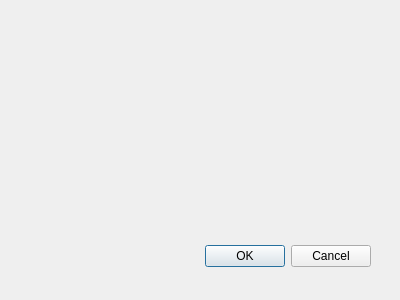
Before: the Qt Designer form writedialogform.ui in student-proger/rfid, drawn with Qt 5.
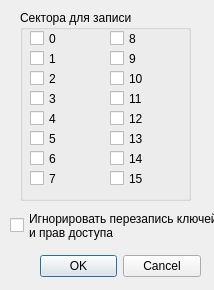
After: the same form once the commit is applied.

Commit message: Добавлен лог и форма записи на карту

Diff of the .ui file:
```diff
--- a/writedialogform.ui
+++ b/writedialogform.ui
@@ -6,8 +6,8 @@
    <rect>
     <x>0</x>
     <y>0</y>
-    <width>400</width>
-    <height>300</height>
+    <width>214</width>
+    <height>290</height>
    </rect>
   </property>
   <property name="windowTitle">
@@ -16,9 +16,9 @@
   <widget class="QDialogButtonBox" name="buttonBox">
    <property name="geometry">
     <rect>
-     <x>30</x>
-     <y>240</y>
-     <width>341</width>
+     <x>40</x>
+     <y>250</y>
+     <width>161</width>
      <height>32</height>
     </rect>
    </property>
@@ -29,6 +29,241 @@
     <set>QDialogButtonBox::Cancel|QDialogButtonBox::Ok</set>
    </property>
   </widget>
+  <widget class="QGroupBox" name="groupBox">
+   <property name="geometry">
+    <rect>
+     <x>20</x>
+     <y>10</y>
+     <width>171</width>
+     <height>191</height>
+    </rect>
+   </property>
+   <property name="title">
+    <string>Сектора для записи</string>
+   </property>
+   <widget class="QCheckBox" name="checkBox_6">
+    <property name="geometry">
+     <rect>
+      <x>10</x>
+      <y>120</y>
+      <width>70</width>
+      <height>17</height>
+     </rect>
+    </property>
+    <property name="text">
+     <string>5</string>
+    </property>
+   </widget>
+   <widget class="QCheckBox" name="checkBox_1">
+    <property name="geometry">
+     <rect>
+      <x>10</x>
+      <y>20</y>
+      <width>70</width>
+      <height>17</height>
+     </rect>
+    </property>
+    <property name="text">
+     <string>0</string>
+    </property>
+   </widget>
+   <widget class="QCheckBox" name="checkBox_2">
+    <property name="geometry">
+     <rect>
+      <x>10</x>
+      <y>40</y>
+      <width>70</width>
+      <height>17</height>
+     </rect>
+    </property>
+    <property name="text">
+     <string>1</string>
+    </property>
+   </widget>
+   <widget class="QCheckBox" name="checkBox_4">
+    <property name="geometry">
+     <rect>
+      <x>10</x>
+      <y>80</y>
+      <width>70</width>
+      <height>17</height>
+     </rect>
+    </property>
+    <property name="text">
+     <string>3</string>
+    </property>
+   </widget>
+   <widget class="QCheckBox" name="checkBox_5">
+    <property name="geometry">
+     <rect>
+      <x>10</x>
+      <y>100</y>
+      <width>70</width>
+      <height>17</height>
+     </rect>
+    </property>
+    <property name="text">
+     <string>4</string>
+    </property>
+   </widget>
+   <widget class="QCheckBox" name="checkBox_7">
+    <property name="geometry">
+     <rect>
+      <x>10</x>
+      <y>140</y>
+      <width>70</width>
+      <height>17</height>
+     </rect>
+    </property>
+    <property name="text">
+     <string>6</string>
+    </property>
+   </widget>
+   <widget class="QCheckBox" name="checkBox_3">
+    <property name="geometry">
+     <rect>
+      <x>10</x>
+      <y>60</y>
+      <width>70</width>
+      <height>17</height>
+     </rect>
+    </property>
+    <property name="text">
+     <string>2</string>
+    </property>
+   </widget>
+   <widget class="QCheckBox" name="checkBox_8">
+    <property name="geometry">
+     <rect>
+      <x>10</x>
+      <y>160</y>
+      <width>70</width>
+      <height>17</height>
+     </rect>
+    </property>
+    <property name="text">
+     <string>7</string>
+    </property>
+   </widget>
+   <widget class="QCheckBox" name="checkBox_9">
+    <property name="geometry">
+     <rect>
+      <x>90</x>
+      <y>20</y>
+      <width>70</width>
+      <height>17</height>
+     </rect>
+    </property>
+    <property name="text">
+     <string>8</string>
+    </property>
+   </widget>
+   <widget class="QCheckBox" name="checkBox_10">
+    <property name="geometry">
+     <rect>
+      <x>90</x>
+      <y>40</y>
+      <width>70</width>
+      <height>17</height>
+     </rect>
+    </property>
+    <property name="text">
+     <string>9</string>
+    </property>
+   </widget>
+   <widget class="QCheckBox" name="checkBox_11">
+    <property name="geometry">
+     <rect>
+      <x>90</x>
+      <y>60</y>
+      <width>70</width>
+      <height>17</height>
+     </rect>
+    </property>
+    <property name="text">
+     <string>10</string>
+    </property>
+   </widget>
+   <widget class="QCheckBox" name="checkBox_12">
+    <property name="geometry">
+     <rect>
+      <x>90</x>
+      <y>80</y>
+      <width>70</width>
+      <height>17</height>
+     </rect>
+    </property>
+    <property name="text">
+     <string>11</string>
+    </property>
+   </widget>
+   <widget class="QCheckBox" name="checkBox_13">
+    <property name="geometry">
+     <rect>
+      <x>90</x>
+      <y>100</y>
+      <width>70</width>
+      <height>17</height>
+     </rect>
+    </property>
+    <property name="text">
+     <string>12</string>
+    </property>
+   </widget>
+   <widget class="QCheckBox" name="checkBox_14">
+    <property name="geometry">
+     <rect>
+      <x>90</x>
+      <y>120</y>
+      <width>70</width>
+      <height>17</height>
+     </rect>
+    </property>
+    <property name="text">
+     <string>13</string>
+    </property>
+   </widget>
+   <widget class="QCheckBox" name="checkBox_15">
+    <property name="geometry">
+     <rect>
+      <x>90</x>
+      <y>140</y>
+      <width>70</width>
+      <height>17</height>
+     </rect>
+    </property>
+    <property name="text">
+     <string>14</string>
+    </property>
+   </widget>
+   <widget class="QCheckBox" name="checkBox_16">
+    <property name="geometry">
+     <rect>
+      <x>90</x>
+      <y>160</y>
+      <width>70</width>
+      <height>17</height>
+     </rect>
+    </property>
+    <property name="text">
+     <string>15</string>
+    </property>
+   </widget>
+  </widget>
+  <widget class="QCheckBox" name="checkBox_17">
+   <property name="geometry">
+    <rect>
+     <x>10</x>
+     <y>210</y>
+     <width>221</width>
+     <height>31</height>
+    </rect>
+   </property>
+   <property name="text">
+    <string>Игнорировать перезапись ключей 
+и прав доступа</string>
+   </property>
+  </widget>
  </widget>
  <resources/>
  <connections>
```
The commit also changes 11 other files.
